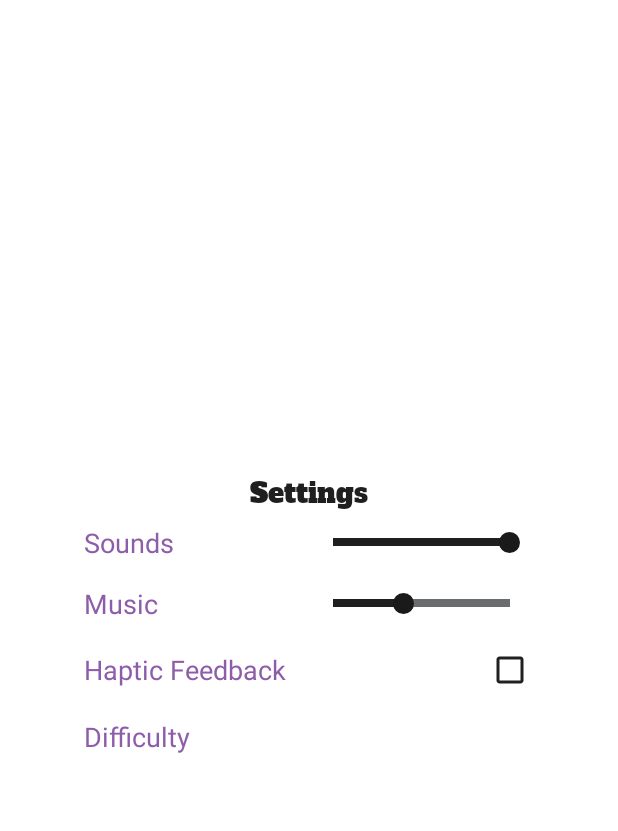
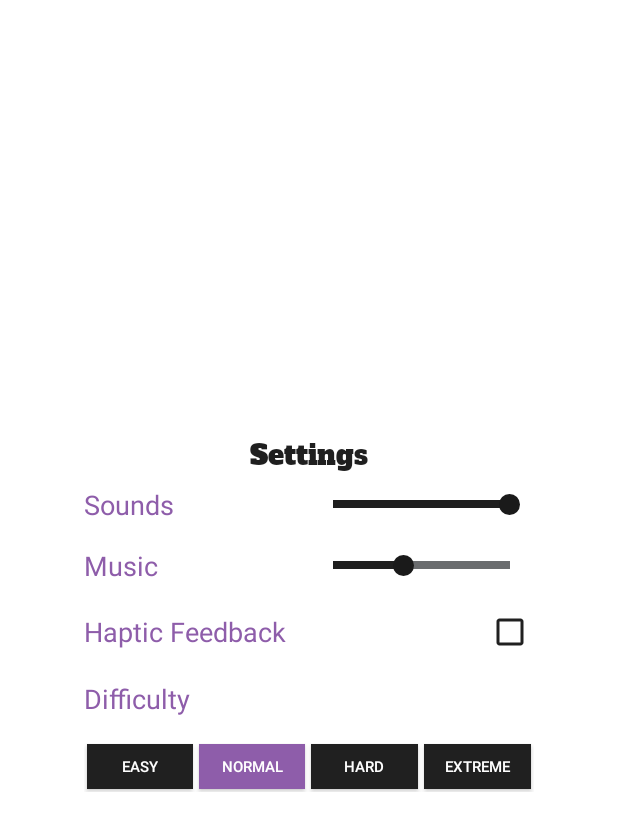
Before and after one commit to Ndersam/motif, an Android app: the SettingsFragment screen opened directly, with no data from a screen before it, on a phone screen of 412 x 824 dp. Shown: the top 831 px of the screen. Run offline under Robolectric (Android 15) with nearby library versions, the phone set to English and light mode, and no system bars.

Commit message:
Add Difficulty Buttons.

```diff
--- a/app/src/main/java/com/nders/motif/Constants.java
+++ b/app/src/main/java/com/nders/motif/Constants.java
@@ -144,6 +144,10 @@ public  class Constants {
     public static final String KEY_SOUND_LEVEL = "sound_level";
     public static final String KEY_GAME_DIFFICULTY = "game_difficulty";
     public static final String KEY_GAME_COMPLETE = "game_complete";
+    public static final String EASY_MODE = "easy_mode";
+    public static final String NORMAL_MODE = "normal_mode";
+    public static final String HARD_MODE = "hard_mode";
+    public static final String EXTREME_MODE = "extreme_mode";
 
 
     /*
--- a/app/src/main/java/com/nders/motif/SettingsFragment.java
+++ b/app/src/main/java/com/nders/motif/SettingsFragment.java
@@ -8,6 +8,7 @@ import android.support.v4.app.Fragment;
 import android.view.LayoutInflater;
 import android.view.View;
 import android.view.ViewGroup;
+import android.widget.Button;
 import android.widget.CheckBox;
 import android.widget.CompoundButton;
 import android.widget.SeekBar;
@@ -70,7 +71,45 @@ public class SettingsFragment extends Fragment {
         });
 
 
+        Button btnEasyMode = mContentView.findViewById(R.id.options_easy_mode);
+        Button btnMediumMode = mContentView.findViewById(R.id.options_medium_mode);
+        Button btnHardMode = mContentView.findViewById(R.id.options_hard_mode);
+        Button btnExtremeMode = mContentView.findViewById(R.id.options_extreme_mode);
+
+        View.OnClickListener difficultyListener = new View.OnClickListener() {
+            @Override
+            public void onClick(View v) {
+                String tag = pref.getString(Constants.KEY_GAME_DIFFICULTY, Constants.NORMAL_MODE);
+                Button btn = mContentView.findViewWithTag(tag);
+                if(btn != null){
+                    btn.setBackground(getResources().getDrawable(R.drawable.unchecked_button, null));
+                }
+                pref.edit().putString(Constants.KEY_GAME_DIFFICULTY, (String)v.getTag()).apply();
+                v.setBackground(getResources().getDrawable(R.drawable.checked_button, null));
+            }
+        };
+
+        btnEasyMode.setTag(Constants.EASY_MODE);
+        btnEasyMode.setOnClickListener(difficultyListener);
+
+        btnMediumMode.setTag(Constants.NORMAL_MODE);
+        btnMediumMode.setOnClickListener(difficultyListener);
+
+        btnHardMode.setTag(Constants.HARD_MODE);
+        btnHardMode.setOnClickListener(difficultyListener);
+
+        btnExtremeMode.setTag(Constants.EXTREME_MODE);
+        btnExtremeMode.setOnClickListener(difficultyListener);
+
+
+        String tag = pref.getString(Constants.KEY_GAME_DIFFICULTY, Constants.NORMAL_MODE);
+        Button btn = mContentView.findViewWithTag(tag);
+        if(btn != null){
+            btn.setBackground(getResources().getDrawable(R.drawable.checked_button, null));
+        }
         return mContentView;
     }
 
+
+
 }
--- /dev/null
+++ b/app/src/main/res/drawable/checked_button.xml
@@ -0,0 +1,6 @@
+<?xml version="1.0" encoding="utf-8"?>
+<shape xmlns:android="http://schemas.android.com/apk/res/android"
+    android:shape="rectangle">
+    <solid android:color="@color/dot_violet"/>
+    <stroke android:width="2px" android:color="@color/dot_violet" />
+</shape>
--- /dev/null
+++ b/app/src/main/res/drawable/unchecked_button.xml
@@ -0,0 +1,7 @@
+<?xml version="1.0" encoding="utf-8"?>
+<shape xmlns:android="http://schemas.android.com/apk/res/android"
+    android:shape="rectangle">
+    <!--<corners android:radius="50dp" />-->
+    <solid android:color="@color/dark_background"/>
+    <stroke android:width="2px" android:color="@color/dark_background" />
+</shape>
--- a/app/src/main/res/layout/fragment_settings.xml
+++ b/app/src/main/res/layout/fragment_settings.xml
@@ -137,5 +137,66 @@
 
     </LinearLayout>
 
+    <!-- Difficulty levels -->
+    <LinearLayout
+        android:layout_width="300dp"
+        android:layout_height="34dp"
+        android:elevation="4dp"
+        android:layout_margin="8dp"
+        android:layout_gravity="center"
+        android:gravity="center"
+        android:orientation="horizontal">
+
+        <Button
+            android:layout_margin="2dp"
+            android:id="@+id/options_easy_mode"
+            android:layout_width="0dp"
+            android:layout_weight="1"
+            android:layout_height="match_parent"
+            android:text="Easy"
+            android:textSize="10sp"
+            android:padding="2dp"
+            android:textColor="@color/white"
+            android:background="@drawable/unchecked_button"/>
+
+
+        <Button
+            android:id="@+id/options_medium_mode"
+            android:layout_width="0dp"
+            android:layout_height="wrap_content"
+            android:layout_margin="2dp"
+            android:layout_weight="1"
+            android:background="@drawable/unchecked_button"
+            android:padding="2dp"
+            android:text="Normal"
+            android:textColor="@color/white"
+            android:textSize="10sp" />
+
+        <Button
+            android:layout_margin="2dp"
+            android:id="@+id/options_hard_mode"
+            android:layout_width="0dp"
+            android:layout_weight="1"
+            android:layout_height="wrap_content"
+            android:text="Hard"
+            android:textSize="10sp"
+            android:padding="2dp"
+            android:textColor="@color/white"
+            android:background="@drawable/unchecked_button"/>
+
+        <Button
+            android:layout_margin="2dp"
+            android:id="@+id/options_extreme_mode"
+            android:layout_width="0dp"
+            android:layout_weight="1"
+            android:layout_height="wrap_content"
+            android:text="Extreme"
+            android:textSize="10sp"
+            android:padding="2dp"
+            android:textColor="@color/white"
+            android:background="@drawable/unchecked_button"/>
+
+    </LinearLayout>
+
 
 </LinearLayout>
```
